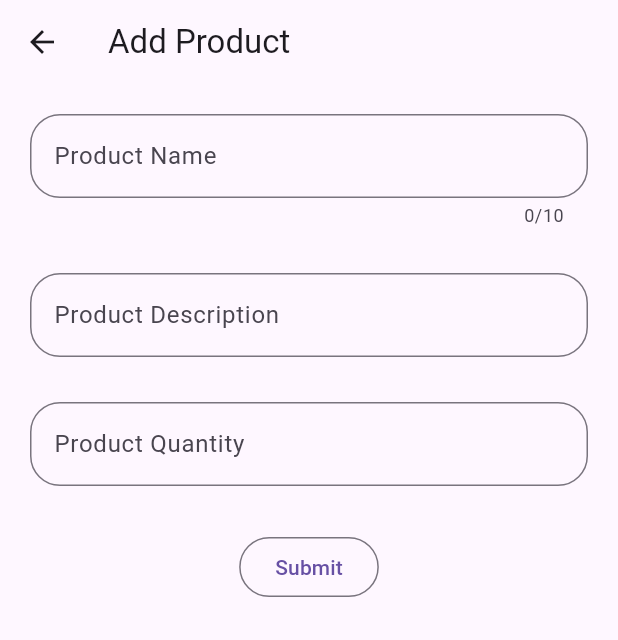
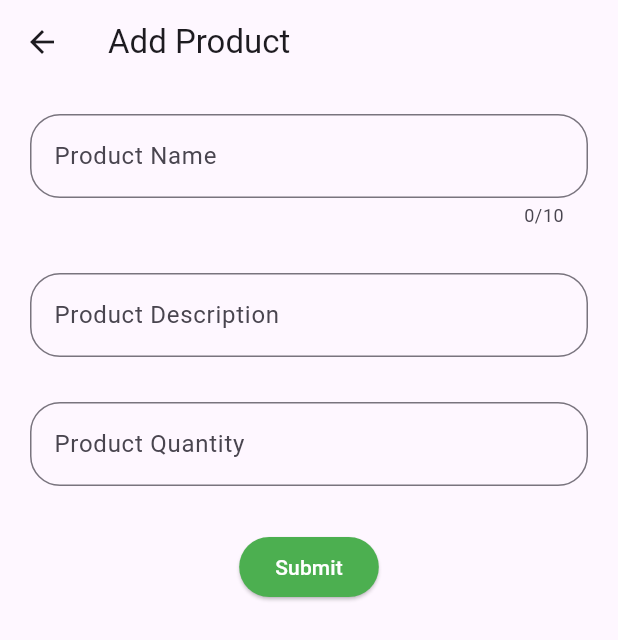
Before and after one commit to md-azmi-siddique/Flutter-Crud, a Flutter app: the AddProductScreen screen opened directly, on a phone screen of 412 x 824 dp. Shown: the top 640 px of the screen. Run offline on Flutter 3.47's test engine with Material 3 defaults, Android fonts, the phone set to English and light mode, and no system bars.

Commit message:
submit button added

```diff
--- a/lib/add_product_screen.dart
+++ b/lib/add_product_screen.dart
@@ -31,25 +31,26 @@ class _AddProductScreenState extends State<AddProductScreen> {
                         color: Colors.green,
                         width: 2.0,
                       ),
-                    borderRadius: BorderRadius.all(Radius.circular(20))
+                      borderRadius: BorderRadius.all(Radius.circular(20))),
                 ),
               ),
+              const SizedBox(
+                height: 30,
               ),
-              const SizedBox(height: 30,),
               const TextField(
                 decoration: InputDecoration(
                   label: Text("Product Description"),
-
                   border: OutlineInputBorder(
                       borderSide: BorderSide(
                         color: Colors.green,
                         width: 2.0,
                       ),
-                      borderRadius: BorderRadius.all(Radius.circular(20))
+                      borderRadius: BorderRadius.all(Radius.circular(20))),
                 ),
               ),
+              const SizedBox(
+                height: 30,
               ),
-              const SizedBox(height: 30,),
               const TextField(
                 keyboardType: TextInputType.number,
                 decoration: InputDecoration(
@@ -59,12 +60,20 @@ class _AddProductScreenState extends State<AddProductScreen> {
                         color: Colors.green,
                         width: 2.0,
                       ),
-                      borderRadius: BorderRadius.all(Radius.circular(20))
+                      borderRadius: BorderRadius.all(Radius.circular(20))),
                 ),
               ),
+              const SizedBox(
+                height: 30,
               ),
-              const SizedBox(height: 30,),
-              OutlinedButton(onPressed: (){}, child: const Text("Submit"),),
+              ElevatedButton(
+                onPressed: () {},
+                style: ElevatedButton.styleFrom(
+                  backgroundColor: Colors.green,
+                  foregroundColor: Colors.white,
+                ),
+                child: const Text("Submit")
+              ),
             ],
           ),
         ),
```
Lines whose indentation alone changed are shown as unchanged.
